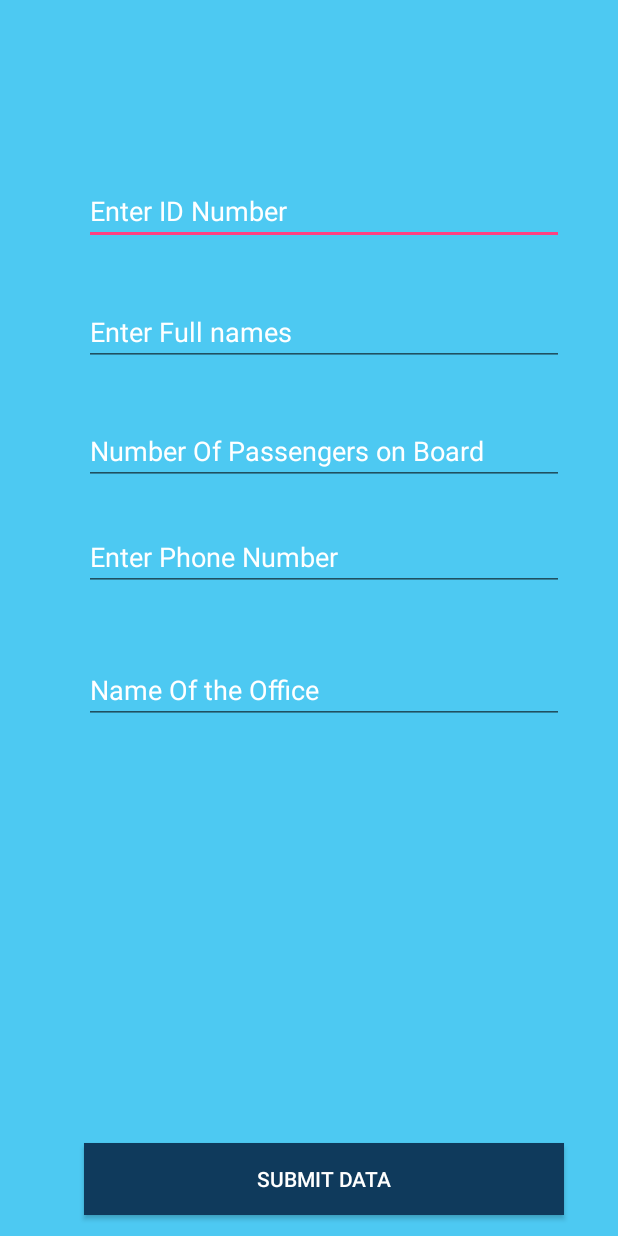
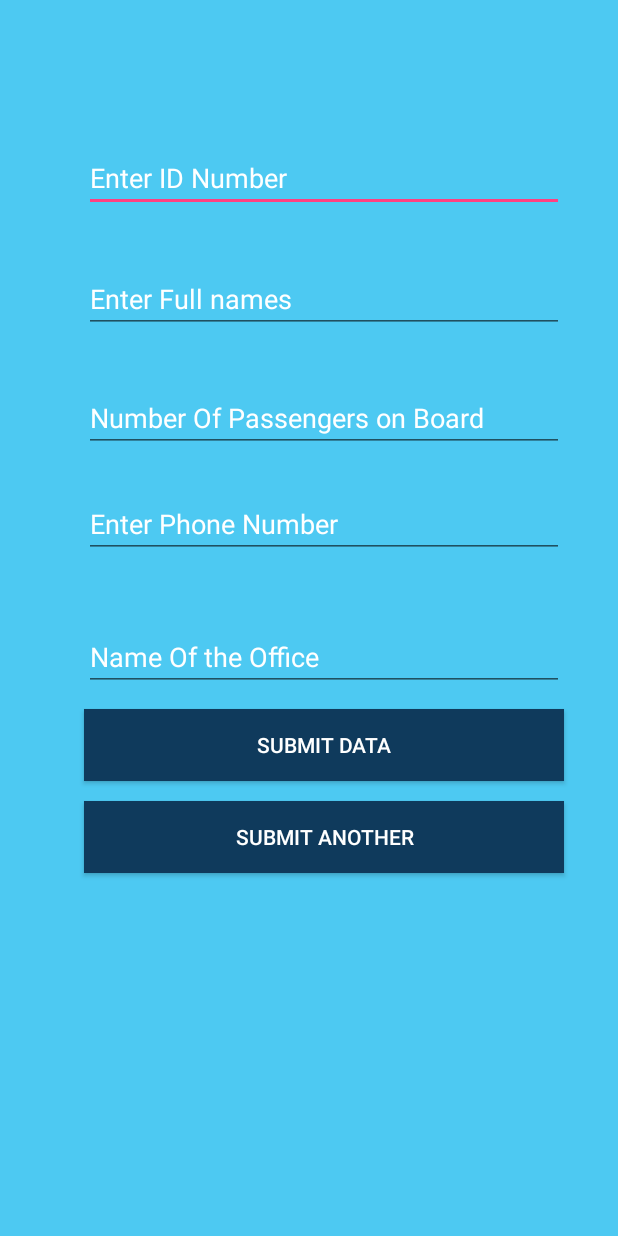
Before and after one commit to oderathegreat/TextRecognitionApp, an Android app: the ReportActivity screen opened directly, with no data from a screen before it, on a phone screen of 412 x 824 dp. Run offline under Robolectric (Android 15) with nearby library versions, the phone set to English and light mode, and no system bars; libraries missing offline, so code that uses them is left out: com.loopj.android, cz.msebera.android; 1 statement that could not run was skipped.

Commit message:
intent for main page navigation

```diff
--- a/MiDal/app/src/main/AndroidManifest.xml
+++ b/MiDal/app/src/main/AndroidManifest.xml
@@ -8,7 +8,7 @@
 
     <application
         android:allowBackup="true"
-        android:icon="@mipmap/ic_launcher"
+        android:icon="@drawable/launcher"
         android:label="@string/app_name"
         android:roundIcon="@mipmap/ic_launcher_round"
         android:supportsRtl="true"
--- a/MiDal/app/src/main/java/com/albaincompaniesltd/app/midal/ReportActivity.java
+++ b/MiDal/app/src/main/java/com/albaincompaniesltd/app/midal/ReportActivity.java
@@ -20,7 +20,7 @@ import cz.msebera.android.httpclient.Header;
 public class ReportActivity extends AppCompatActivity {
 
     EditText idnumber,fullnames,paxCar,pNumber,officevisiting;
-    Button sendData;
+    Button sendData, another;
     ProgressDialog dialog;
 
 
@@ -38,6 +38,7 @@ public class ReportActivity extends AppCompatActivity {
         String display = intent.getString("PlateNumber");
         displayPlateNumber = findViewById(R.id.plateDisplay);
        displayPlateNumber.setText(display);
+       another = findViewById(R.id.submitAnother);
        sendData = findViewById(R.id.btnSubmit);
        idnumber = findViewById(R.id.edtIDnumber);
        fullnames = findViewById(R.id.edtfullnames);
@@ -46,6 +47,16 @@ public class ReportActivity extends AppCompatActivity {
        officevisiting = findViewById(R.id.edtOffice);
        dialog = new ProgressDialog(this);
        dialog.setMessage("Submitting Data........");
+
+       another.setOnClickListener(new View.OnClickListener() {
+           @Override
+           public void onClick(View v) {
+               //go to camera page
+
+               Intent intent = new Intent(ReportActivity.this, MainActivity.class);
+               startActivity(intent);
+           }
+       });
 
 
        sendData.setOnClickListener(new View.OnClickListener() {
--- a/MiDal/app/src/main/res/layout/activity_report.xml
+++ b/MiDal/app/src/main/res/layout/activity_report.xml
@@ -21,15 +21,15 @@
     <EditText
         android:id="@+id/edtIDnumber"
         android:layout_width="320dp"
-        android:hint="Enter ID Number"
-        android:textColorHint="#fff"
-        android:textColor="#fff"
         android:layout_height="wrap_content"
         android:layout_alignStart="@+id/plateDisplay"
         android:layout_below="@+id/plateDisplay"
-        android:layout_marginTop="41dp"
+        android:layout_marginTop="19dp"
         android:ems="10"
-        android:inputType="phone" />
+        android:hint="Enter ID Number"
+        android:inputType="phone"
+        android:textColor="#fff"
+        android:textColorHint="#fff" />
 
     <EditText
         android:id="@+id/edtfullnames"
@@ -87,11 +87,22 @@
     <Button
         android:id="@+id/btnSubmit"
         android:layout_width="320dp"
-        android:textColor="#FFF"
+        android:layout_height="wrap_content"
+        android:layout_alignStart="@+id/edtOffice"
+        android:layout_below="@+id/edtOffice"
+        android:layout_marginTop="12dp"
         android:background="#0f3a5c"
+        android:text="Submit Data"
+        android:textColor="#FFF" />
+
+    <Button
+        android:id="@+id/submitAnother"
+        android:layout_width="320dp"
         android:layout_height="wrap_content"
-        android:layout_alignParentBottom="true"
-        android:layout_alignStart="@+id/edtOffice"
-        android:layout_marginBottom="14dp"
-        android:text="Submit Data" />
+        android:layout_alignStart="@+id/btnSubmit"
+        android:layout_below="@+id/btnSubmit"
+        android:layout_marginTop="13dp"
+        android:background="#0f3a5c"
+        android:text="Submit Another"
+        android:textColor="#FFF" />
 </RelativeLayout>
```
Also changed, not shown: MiDal/app/src/main/res/drawable/launcher.png (added).
